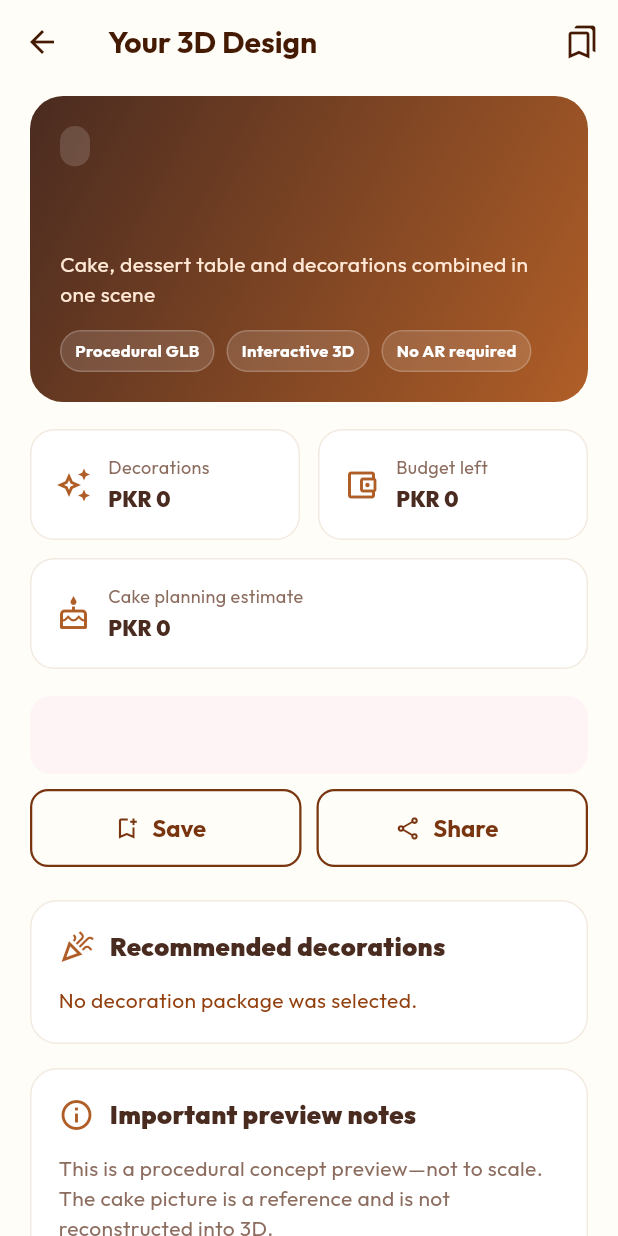
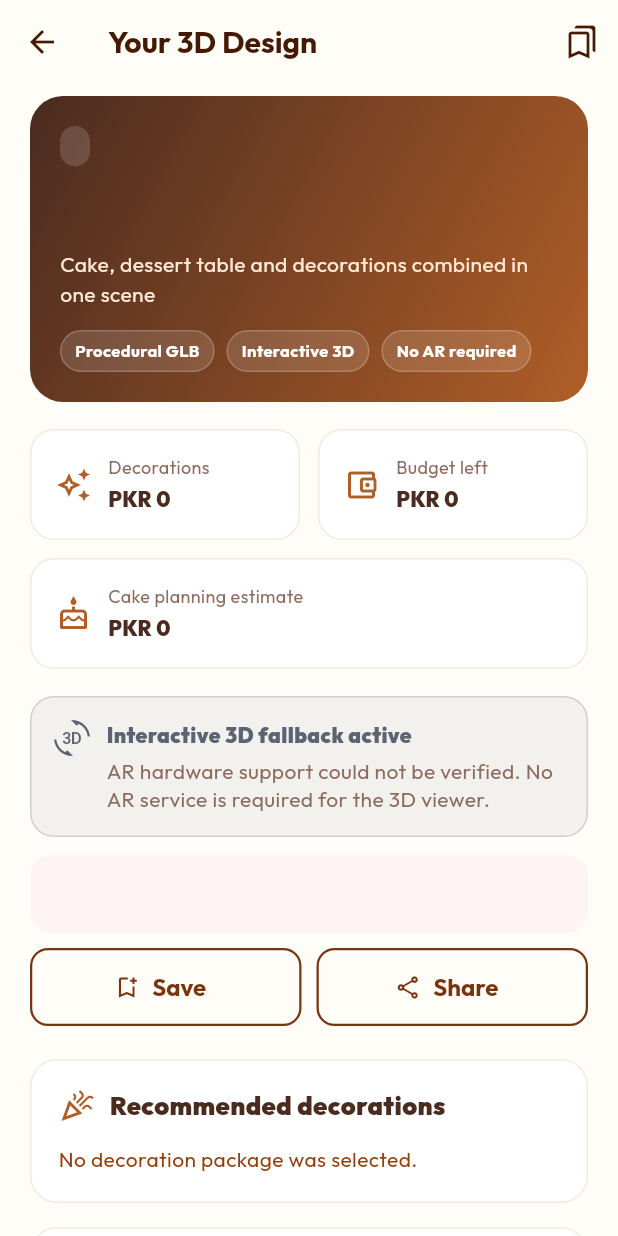
Before and after one commit to sanashoukat09/BakeSmart, a Flutter app: the EventDesignResultScreen screen opened directly with empty values, on a phone screen of 412 x 824 dp. Run offline on Flutter 3.47's test engine with Material 3 defaults, Android fonts, the light colour scheme and no system bars; our stand-ins replace cached_network_image, cloud_firestore, firebase_auth, firebase_core, firebase_messaging, fl_chart and 12 more; accounts and stored records are empty; project files that could hold a hidden picture were left out.

Commit message:
Add Phase 9 AR device fallback

```diff
--- /dev/null
+++ b/lib/models/device_capability_model.dart
@@ -0,0 +1,130 @@
+import 'event_design_model.dart';
+
+enum ArCapabilityState {
+  supported,
+  unsupported,
+  unavailable,
+}
+
+class DeviceCapabilities {
+  final String platform;
+  final int? apiLevel;
+  final bool cameraAvailable;
+  final bool? arHardwareSupported;
+  final String? diagnostic;
+
+  const DeviceCapabilities({
+    required this.platform,
+    required this.apiLevel,
+    required this.cameraAvailable,
+    required this.arHardwareSupported,
+    this.diagnostic,
+  });
+
+  ArCapabilityState get arState {
+    if (arHardwareSupported == true) return ArCapabilityState.supported;
+    if (arHardwareSupported == false) return ArCapabilityState.unsupported;
+    return ArCapabilityState.unavailable;
+  }
+
+  factory DeviceCapabilities.fromPlatformMap(Map<Object?, Object?> values) {
+    return DeviceCapabilities(
+      platform: values['platform'] as String? ?? 'unknown',
+      apiLevel: (values['api_level'] as num?)?.toInt(),
+      cameraAvailable: values['camera_available'] as bool? ?? false,
+      arHardwareSupported: values['ar_hardware_supported'] as bool?,
+      diagnostic: values['diagnostic'] as String?,
+    );
+  }
+
+  factory DeviceCapabilities.unavailable({
+    required String platform,
+    String? diagnostic,
+  }) {
+    return DeviceCapabilities(
+      platform: platform,
+      apiLevel: null,
+      cameraAvailable: false,
+      arHardwareSupported: null,
+      diagnostic: diagnostic,
+    );
+  }
+}
+
+enum EventPreviewMode {
+  augmentedReality,
+  interactive3d,
+  conceptFallback,
+}
+
+class EventPreviewDecision {
+  final EventPreviewMode mode;
+  final String label;
+  final String? resourcePath;
+  final String explanation;
+
+  const EventPreviewDecision({
+    required this.mode,
+    required this.label,
+    required this.resourcePath,
+    required this.explanation,
+  });
+}
+
+abstract final class EventPreviewPolicy {
+  static EventPreviewDecision decide({
+    required EventDesignRecommendation recommendation,
+    required DeviceCapabilities capabilities,
+  }) {
+    final realArAvailable = capabilities.arState == ArCapabilityState.supported &&
+        recommendation.backendArSupported == true &&
+        recommendation.arPath != null;
+    if (realArAvailable) {
+      return EventPreviewDecision(
+        mode: EventPreviewMode.augmentedReality,
+        label: 'Open in AR',
+        resourcePath: recommendation.arPath,
+        explanation: 'This device and this BakeSmart scene both support AR.',
+      );
+    }
+
+    final interactiveAvailable = recommendation.interactive3dReady &&
+        recommendation.viewerPath != null;
+    if (interactiveAvailable) {
+      return EventPreviewDecision(
+        mode: EventPreviewMode.interactive3d,
+        label: 'Open Interactive 3D View',
+        resourcePath: recommendation.viewerPath,
+        explanation: _interactiveExplanation(capabilities, recommendation),
+      );
+    }
+
+    return EventPreviewDecision(
+      mode: EventPreviewMode.conceptFallback,
+      label: recommendation.fallbackLabel ?? 'Concept preview—not to scale',
+      resourcePath: null,
+      explanation: 'A live-camera AR scene and interactive 3D viewer are not '
+          'available for this result.',
+    );
+  }
+
+  static String _interactiveExplanation(
+    DeviceCapabilities capabilities,
+    EventDesignRecommendation recommendation,
+  ) {
+    if (capabilities.arState == ArCapabilityState.unsupported) {
+      return 'Live-camera AR is not supported by this device. The interactive '
+          '3D view works without Google Play Services.';
+    }
+    if (capabilities.arState == ArCapabilityState.unavailable) {
+      return 'AR hardware support could not be verified. The interactive 3D '
+          'view remains available without live camera placement.';
+    }
+    if (recommendation.backendArSupported != true ||
+        recommendation.arPath == null) {
+      return 'The device reports AR-capable camera hardware, but this result '
+          'does not include a real AR scene. Interactive 3D is shown instead.';
+    }
+    return 'Interactive 3D is available without live camera placement.';
+  }
+}
--- a/lib/models/event_design_model.dart
+++ b/lib/models/event_design_model.dart
@@ -257,6 +257,8 @@ class EventDesignRecommendation {
   final bool interactive3dReady;
   final String? viewerPath;
   final String? sceneGlbPath;
+  final bool? backendArSupported;
+  final String? arPath;
   final String? fallbackLabel;
   final List<String> warnings;
   final Map<String, dynamic> rawJson;
@@ -275,6 +277,8 @@ class EventDesignRecommendation {
     required this.interactive3dReady,
     required this.viewerPath,
     required this.sceneGlbPath,
+    required this.backendArSupported,
+    required this.arPath,
     required this.fallbackLabel,
     required this.warnings,
     required this.rawJson,
@@ -307,6 +311,8 @@ class EventDesignRecommendation {
           preview['interactive_3d_ready'] as bool? ?? false,
       viewerPath: preview['viewer_3d_url'] as String?,
       sceneGlbPath: preview['scene_glb_url'] as String?,
+      backendArSupported: preview['ar_supported'] as bool?,
+      arPath: preview['ar_url'] as String?,
       fallbackLabel: preview['fallback_label'] as String?,
       warnings: List<String>.from(json['warnings'] as List? ?? const []),
       rawJson: Map<String, dynamic>.from(json),
--- /dev/null
+++ b/lib/providers/device_capability_provider.dart
@@ -0,0 +1,12 @@
+import 'package:flutter_riverpod/flutter_riverpod.dart';
+
+import '../models/device_capability_model.dart';
+import '../services/device_capability_service.dart';
+
+final deviceCapabilityServiceProvider = Provider<DeviceCapabilityService>((ref) {
+  return DeviceCapabilityService();
+});
+
+final deviceCapabilitiesProvider = FutureProvider<DeviceCapabilities>((ref) {
+  return ref.watch(deviceCapabilityServiceProvider).detect();
+});
--- a/lib/screens/customer/event_design_result_screen.dart
+++ b/lib/screens/customer/event_design_result_screen.dart
@@ -5,7 +5,9 @@ import 'package:intl/intl.dart';
 
 import '../../core/router/app_router.dart';
 import '../../core/utils/share_util.dart';
+import '../../models/device_capability_model.dart';
 import '../../models/event_design_model.dart';
+import '../../providers/device_capability_provider.dart';
 import '../../providers/event_design_provider.dart';
 
 class EventDesignResultScreen extends ConsumerStatefulWidget {
@@ -40,6 +42,23 @@ class _EventDesignResultScreenState
       await ref
           .read(eventDesignServiceProvider)
           .openViewer(_recommendation);
+    } catch (error) {
+      if (mounted) _message(error.toString());
+    }
+  }
+
+  Future<void> _openPreview(EventPreviewDecision decision) async {
+    final path = decision.resourcePath;
+    if (path == null) {
+      _message(decision.label);
+      return;
+    }
+    try {
+      final opened =
+          await ref.read(eventDesignServiceProvider).openResource(path);
+      if (!opened && mounted) {
+        _message('${decision.label} could not be opened on this device.');
+      }
     } catch (error) {
       if (mounted) _message(error.toString());
     }
@@ -119,6 +138,7 @@ class _EventDesignResultScreenState
   @override
   Widget build(BuildContext context) {
     final money = NumberFormat.decimalPattern();
+    final capabilities = ref.watch(deviceCapabilitiesProvider);
     return Scaffold(
       backgroundColor: _canvas,
       appBar: AppBar(
@@ -165,7 +185,9 @@ class _EventDesignResultScreenState
             Icons.cake_outlined,
           ),
           const SizedBox(height: 18),
-          _actionButtons(),
+          _deviceCompatibilityCard(capabilities),
+          const SizedBox(height: 12),
+          _actionButtons(capabilities),
           const SizedBox(height: 22),
           _detailsCard(
             title: 'Recommended decorations',
@@ -300,22 +322,37 @@ class _EventDesignResultScreenState
     );
   }
 
-  Widget _actionButtons() {
-    final interactive =
-        _recommendation.interactive3dReady && _recommendation.viewerPath != null;
+  Widget _actionButtons(
+    AsyncValue<DeviceCapabilities> capabilities,
+  ) {
+    final detected = capabilities.valueOrNull ??
+        DeviceCapabilities.unavailable(
+          platform: 'unknown',
+          diagnostic: 'Capability detection is still loading.',
+        );
+    final decision = EventPreviewPolicy.decide(
+      recommendation: _recommendation,
+      capabilities: detected,
+    );
     return Column(
       children: [
-        if (interactive)
+        if (decision.mode != EventPreviewMode.conceptFallback)
           SizedBox(
             width: double.infinity,
             height: 52,
             child: FilledButton.icon(
-              onPressed: _openViewer,
+              onPressed: decision.mode == EventPreviewMode.interactive3d
+                  ? _openViewer
+                  : () => _openPreview(decision),
               style: FilledButton.styleFrom(backgroundColor: _brown),
-              icon: const Icon(Icons.threed_rotation),
-              label: const Text(
-                'Open Interactive 3D View',
-                style: TextStyle(fontWeight: FontWeight.w800),
+              icon: Icon(
+                decision.mode == EventPreviewMode.augmentedReality
+                    ? Icons.view_in_ar_outlined
+                    : Icons.threed_rotation,
+              ),
+              label: Text(
+                decision.label,
+                style: const TextStyle(fontWeight: FontWeight.w800),
               ),
             ),
           )
@@ -328,7 +365,7 @@ class _EventDesignResultScreenState
               borderRadius: BorderRadius.circular(14),
             ),
             child: Text(
-              _recommendation.fallbackLabel ?? 'Concept preview—not to scale',
+              decision.label,
               textAlign: TextAlign.center,
               style: const TextStyle(color: _ink, fontWeight: FontWeight.w800),
             ),
@@ -374,6 +411,132 @@ class _EventDesignResultScreenState
           ),
         ],
       ],
+    );
+  }
+
+  Widget _deviceCompatibilityCard(
+    AsyncValue<DeviceCapabilities> capabilities,
+  ) {
+    if (capabilities.isLoading) {
+      return _compatibilitySurface(
+        icon: Icons.phonelink_setup_outlined,
+        title: 'Checking device preview support',
+        message: 'Interactive 3D remains available during this local check.',
+        color: const Color(0xFF5B6472),
+        trailing: const SizedBox(
+          width: 18,
+          height: 18,
+          child: CircularProgressIndicator(strokeWidth: 2),
+        ),
+      );
+    }
+
+    final detected = capabilities.valueOrNull;
+    if (detected == null) {
+      return _compatibilitySurface(
+        icon: Icons.threed_rotation,
+        title: 'Interactive 3D fallback active',
+        message: 'AR support could not be verified. No AR installation is '
+            'required to rotate and zoom this design.',
+        color: const Color(0xFF8A5A16),
+      );
+    }
+
+    switch (detected.arState) {
+      case ArCapabilityState.supported:
+        final sceneHasAr = _recommendation.backendArSupported == true &&
+            _recommendation.arPath != null;
+        return _compatibilitySurface(
+          icon: sceneHasAr ? Icons.view_in_ar_outlined : Icons.threed_rotation,
+          title: sceneHasAr ? 'AR preview available' : 'Interactive 3D shown',
+          message: sceneHasAr
+              ? 'Compatible AR camera hardware and a real BakeSmart AR scene '
+                  'were both detected.'
+              : 'This device reports AR camera hardware, but this result has no '
+                  'real AR scene. BakeSmart will not show a fake AR button.',
+          color: sceneHasAr
+              ? const Color(0xFF287A50)
+              : const Color(0xFF8A5A16),
+          detail: detected.apiLevel == null
+              ? null
+              : 'Android API ${detected.apiLevel}',
+        );
+      case ArCapabilityState.unsupported:
+        return _compatibilitySurface(
+          icon: Icons.threed_rotation,
+          title: 'Interactive 3D fallback active',
+          message: 'Live-camera AR is not supported by this device. Rotate and '
+              'zoom the design without installing Google Play Services for AR.',
+          color: const Color(0xFF8A5A16),
+          detail: detected.apiLevel == null
+              ? null
+              : 'Android API ${detected.apiLevel}',
+        );
+      case ArCapabilityState.unavailable:
+        return _compatibilitySurface(
+          icon: Icons.threed_rotation,
+          title: 'Interactive 3D fallback active',
+          message: 'AR hardware support could not be verified. No AR service is '
+              'required for the 3D viewer.',
+          color: const Color(0xFF5B6472),
+        );
+    }
+  }
+
+  Widget _compatibilitySurface({
+    required IconData icon,
+    required String title,
+    required String message,
+    required Color color,
+    String? detail,
+    Widget? trailing,
+  }) {
+    return Container(
+      width: double.infinity,
+      padding: const EdgeInsets.all(15),
+      decoration: BoxDecoration(
+        color: color.withOpacity(0.08),
+        borderRadius: BorderRadius.circular(16),
+        border: Border.all(color: color.withOpacity(0.24)),
+      ),
+      child: Row(
+        crossAxisAlignment: CrossAxisAlignment.start,
+        children: [
+          Icon(icon, color: color),
+          const SizedBox(width: 11),
+          Expanded(
+            child: Column(
+              crossAxisAlignment: CrossAxisAlignment.start,
+              children: [
+                Text(
+                  title,
+                  style: TextStyle(color: color, fontWeight: FontWeight.w900),
+                ),
+                const SizedBox(height: 4),
+                Text(
+                  message,
+                  style: const TextStyle(color: _muted, height: 1.35),
+                ),
+                if (detail != null) ...[
+                  const SizedBox(height: 5),
+                  Text(
+                    detail,
+                    style: TextStyle(
+                      color: color,
+                      fontSize: 11,
+                      fontWeight: FontWeight.w700,
+                    ),
+                  ),
+                ],
+              ],
+            ),
+          ),
+          if (trailing != null) ...[
+            const SizedBox(width: 10),
+            trailing,
+          ],
+        ],
+      ),
     );
   }
 
```
Also changed, not shown: lib/services/device_capability_service.dart (added, +47 -0 lines), lib/services/event_design_service.dart (+8 -4 lines), 6 other files.
